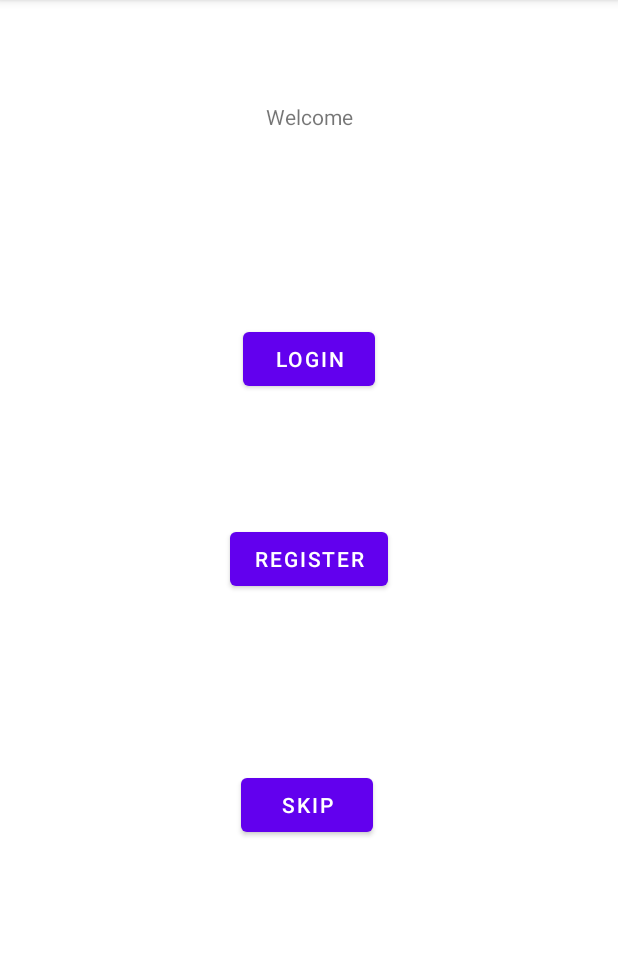
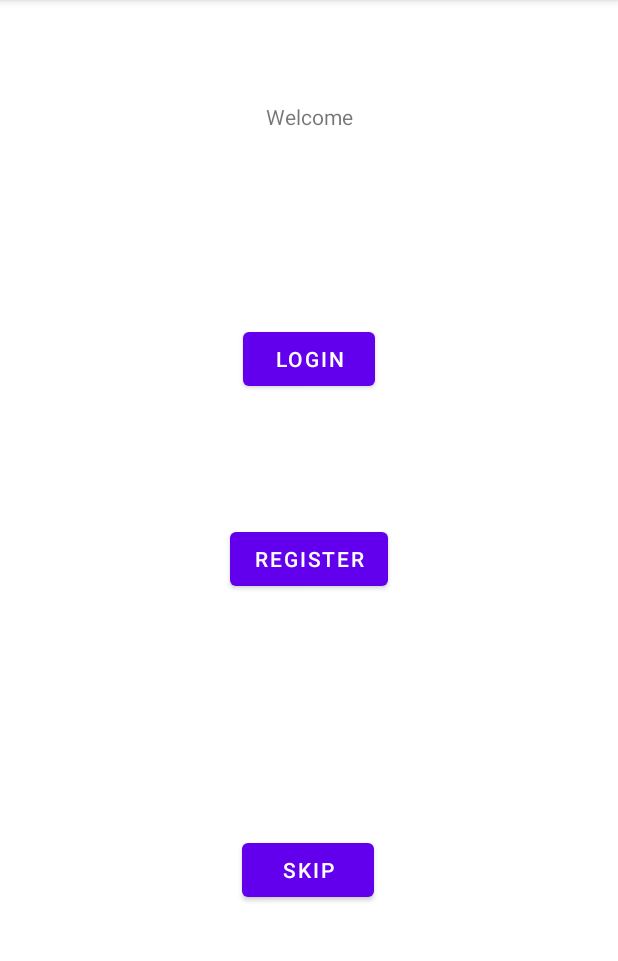
Before and after one commit to HiMyNameIsGarch/smart-recycle, an Android app: the screen it shows after launch (MainActivity), on a phone screen of 412 x 824 dp, the part 84-1045 px from its top. Run offline under Robolectric (Android 15) with nearby library versions, the phone set to English and light mode, and no system bars.

Commit message:
Bug solve

```diff
--- a/app/src/main/java/com/example/smart_recycle/MainActivity.java
+++ b/app/src/main/java/com/example/smart_recycle/MainActivity.java
@@ -23,6 +23,11 @@ public class MainActivity extends AppCompatActivity {
                 startActivity(new Intent(MainActivity.this, MainContent.class));
             }
         });
-
+        login.setOnClickListener(new View.OnClickListener() {
+            @Override
+            public void onClick(View view) {
+                startActivity(new Intent(MainActivity.this, Login.class));
+            }
+        });
     }
 }
--- a/app/src/main/res/layout/activity_main.xml
+++ b/app/src/main/res/layout/activity_main.xml
@@ -5,18 +5,6 @@
     android:layout_width="match_parent"
     android:layout_height="match_parent"
     tools:context=".MainActivity">
-
-    <Button
-        android:id="@+id/button1"
-        android:layout_width="wrap_content"
-        android:layout_height="wrap_content"
-        android:layout_marginStart="150dp"
-        android:layout_marginTop="215dp"
-        android:layout_marginEnd="150dp"
-        android:text="Login"
-        app:layout_constraintEnd_toEndOf="parent"
-        app:layout_constraintStart_toStartOf="parent"
-        app:layout_constraintTop_toTopOf="parent" />
 
     <TextView
         android:id="@+id/textView"
@@ -34,6 +22,18 @@
         app:layout_constraintVertical_bias="0.0" />
 
     <Button
+        android:id="@+id/button1"
+        android:layout_width="wrap_content"
+        android:layout_height="wrap_content"
+        android:layout_marginStart="150dp"
+        android:layout_marginTop="215dp"
+        android:layout_marginEnd="150dp"
+        android:text="@string/login"
+        app:layout_constraintEnd_toEndOf="parent"
+        app:layout_constraintStart_toStartOf="parent"
+        app:layout_constraintTop_toTopOf="parent" />
+
+    <Button
         android:id="@+id/button"
         android:layout_width="wrap_content"
         android:layout_height="wrap_content"
@@ -41,7 +41,7 @@
         android:layout_marginTop="85dp"
         android:layout_marginEnd="150dp"
         android:layout_marginBottom="100dp"
-        android:text="Register"
+        android:text="register"
         app:layout_constraintBottom_toBottomOf="parent"
         app:layout_constraintEnd_toEndOf="parent"
         app:layout_constraintStart_toStartOf="parent"
@@ -52,14 +52,14 @@
         android:id="@+id/button2"
         android:layout_width="wrap_content"
         android:layout_height="wrap_content"
-        android:layout_marginStart="160dp"
-        android:layout_marginTop="98dp"
-        android:layout_marginEnd="163dp"
-        android:layout_marginBottom="189dp"
-        android:text="skip"
+        android:layout_marginStart="150dp"
+        android:layout_marginEnd="150dp"
+        android:layout_marginBottom="164dp"
+        android:text="@string/skip"
         app:layout_constraintBottom_toBottomOf="parent"
         app:layout_constraintEnd_toEndOf="parent"
-        app:layout_constraintStart_toStartOf="parent"
-        app:layout_constraintTop_toBottomOf="@+id/button" />
+        app:layout_constraintHorizontal_bias="0.478"
+        app:layout_constraintStart_toStartOf="parent" />
+
 
 </androidx.constraintlayout.widget.ConstraintLayout>
--- a/app/src/main/res/values/strings.xml
+++ b/app/src/main/res/values/strings.xml
@@ -9,4 +9,7 @@
     <string name="invalid_username">Not a valid username</string>
     <string name="invalid_password">Password must be >5 characters</string>
     <string name="login_failed">"Login failed"</string>
+    <string name="skip">skip</string>
+    <string name="login">Login</string>
+    <string name="register">Register</string>
 </resources>
```
